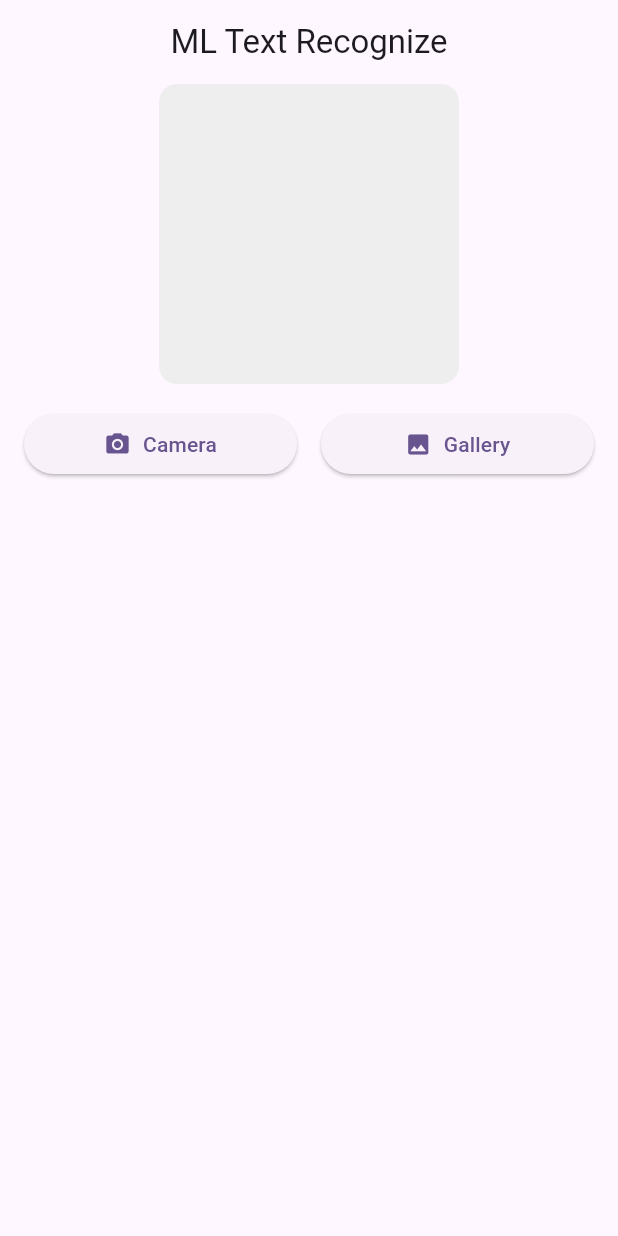
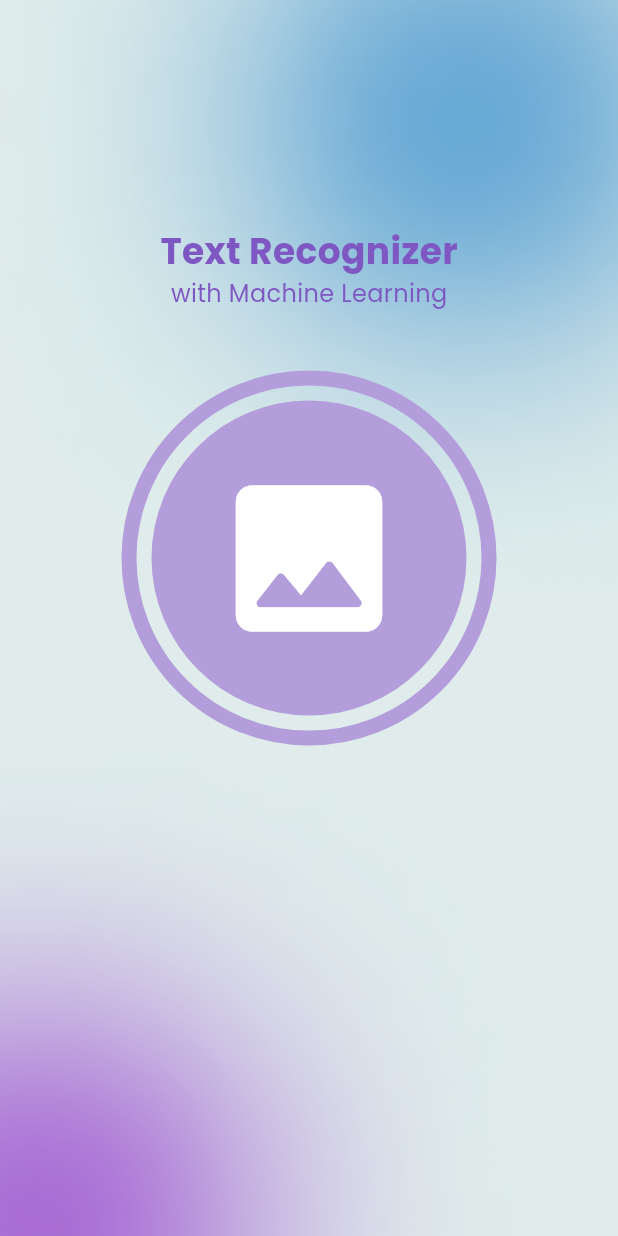
Before and after one commit to irfanrev/text-recognize-flutter, a Flutter app: the screen it shows after launch, on a phone screen of 412 x 824 dp. Run offline on Flutter 3.47's test engine with Material 2 defaults, Android fonts, the phone set to English and light mode, and no system bars; our stand-ins replace another_flutter_splash_screen, get, google_fonts, image_picker, pull_to_refresh_flutter3; missing offline and left inert: clipboard, google_ml_kit.

Commit message:
feat: update home UI

```diff
--- a/lib/home.dart
+++ b/lib/home.dart
@@ -2,9 +2,11 @@ import 'dart:io';
 
 import 'package:clipboard/clipboard.dart';
 import 'package:flutter/material.dart';
+import 'package:google_fonts/google_fonts.dart';
 import 'package:google_ml_kit/google_ml_kit.dart';
 import 'package:image_picker/image_picker.dart';
 import 'package:pull_to_refresh_flutter3/pull_to_refresh_flutter3.dart';
+import 'package:get/get.dart';
 
 class HomeScreen extends StatefulWidget {
   const HomeScreen({super.key});
@@ -78,68 +80,108 @@ class _HomeScreenState extends State<HomeScreen> {
   @override
   Widget build(BuildContext context) {
     return Scaffold(
-      appBar: AppBar(title: const Text('ML Text Recognize'), centerTitle: true),
-      body: SmartRefresher(
+      body: SizedBox.expand(
+        child: Stack(
+          children: [
+            SizedBox.expand(
+              child: Image.asset(
+                'assets/img/canvas.png',
+                fit: BoxFit.cover,
+              ),
+            ),
+            SmartRefresher(
               controller: _refreshController,
               enablePullDown: true,
               enablePullUp: false,
               onLoading: onLoading,
               onRefresh: onResresh,
               child: SingleChildScrollView(
-          scrollDirection: Axis.vertical,
                 child: Column(
+                  mainAxisAlignment: MainAxisAlignment.center,
                   children: [
+                    const SizedBox(
+                      height: 150,
+                    ),
+                    Text(
+                      "Text Recognizer",
+                      style: GoogleFonts.poppins(
+                        fontSize: 24,
+                        fontWeight: FontWeight.bold,
+                        color: Colors.deepPurple[400],
+                      ),
+                    ),
+                    Text(
+                      "with Machine Learning",
+                      style: GoogleFonts.poppins(
+                        fontSize: 16,
+                        fontWeight: FontWeight.normal,
+                        color: Colors.deepPurple[400],
+                      ),
+                    ),
+                    const SizedBox(
+                      height: 40,
+                    ),
                     if (textScanning) const CircularProgressIndicator(),
                     if (!textScanning && imageFile == null)
-                Container(
-                  width: 200,
-                  height: 200,
+                      InkWell(
+                        onTap: () {
+                          Get.defaultDialog(
+                            title: "Select Image",
+                            content: Column(
+                              children: [
+                                ListTile(
+                                  onTap: () {
+                                    getImage(ImageSource.camera);
+                                    Get.back();
+                                  },
+                                  leading: const Icon(Icons.camera_alt),
+                                  title: const Text("Camera"),
+                                ),
+                                ListTile(
+                                  onTap: () {
+                                    getImage(ImageSource.gallery);
+                                    Get.back();
+                                  },
+                                  leading: const Icon(Icons.image),
+                                  title: const Text("Gallery"),
+                                ),
+                              ],
+                            ),
+                          );
+                        },
+                        child: Container(
+                          width: 250,
+                          height: 250,
                           decoration: BoxDecoration(
-                    borderRadius: BorderRadius.circular(12),
-                    color: Colors.grey.shade200,
+                            borderRadius: BorderRadius.circular(250),
+                            border: Border.all(
+                              color: Colors.deepPurple[200]!,
+                              width: 10,
+                            ),
+                          ),
+                          child: Center(
+                            child: Container(
+                              width: 210,
+                              height: 210,
+                              decoration: BoxDecoration(
+                                borderRadius: BorderRadius.circular(210),
+                                color: Colors.deepPurple[200],
+                              ),
+                              child: Center(
+                                child: Icon(
+                                  Icons.image_rounded,
+                                  size: 130,
+                                  weight: 8,
+                                  color: Colors.white,
+                                ),
+                              ),
+                            ),
+                          ),
                         ),
                       ),
                     if (imageFile != null) Image.file(File(imageFile!.path)),
                     const SizedBox(
                       height: 16,
-              ),
-              Padding(
-                padding: const EdgeInsets.symmetric(horizontal: 16),
-                child: Row(
-                  children: [
-                    Expanded(
-                      child: ElevatedButton(
-                        onPressed: () {
-                          getImage(ImageSource.camera);
-                        },
-                        child: const Row(
-                          mainAxisAlignment: MainAxisAlignment.center,
-                          children: const [
-                            Icon(Icons.camera_alt),
-                            SizedBox(width: 8),
-                            Text('Camera'),
-                          ],
-                        ),
-                      ),
-                    ),
-                    SizedBox(width: 16),
-                    Expanded(
-                      child: ElevatedButton(
-                        onPressed: () {
-                          getImage(ImageSource.gallery);
-                        },
-                        child: const Row(
-                          mainAxisAlignment: MainAxisAlignment.center,
-                          children: const [
-                            Icon(Icons.image),
-                            SizedBox(width: 8),
-                            Text('Gallery'),
-                          ],
-                        ),
-                      ),
-                    ),
-                  ],
-                ),
                     ),
                     const SizedBox(
                       height: 16,
@@ -165,15 +207,19 @@ class _HomeScreenState extends State<HomeScreen> {
                               child: IconButton(
                                 onPressed: () {
                                   FlutterClipboard.copy(scannedText).then(
-                                (value) =>
-                                    ScaffoldMessenger.of(context).showSnackBar(
+                                    (value) => ScaffoldMessenger.of(context)
+                                        .showSnackBar(
                                       SnackBar(
                                         content: Text("Copied to clipboard"),
                                       ),
                                     ),
                                   );
                                 },
-                            icon: Icon(Icons.copy, color: Theme.of(context).colorScheme.primary,),),
+                                icon: Icon(
+                                  Icons.copy,
+                                  color: Theme.of(context).colorScheme.primary,
+                                ),
+                              ),
                             ),
                           ],
                         ),
@@ -185,6 +231,9 @@ class _HomeScreenState extends State<HomeScreen> {
                 ),
               ),
             ),
+          ],
+        ),
+      ),
     );
   }
 }
--- a/lib/main.dart
+++ b/lib/main.dart
@@ -1,5 +1,6 @@
 import 'package:another_flutter_splash_screen/another_flutter_splash_screen.dart';
 import 'package:flutter/material.dart';
+import 'package:get/get.dart';
 import 'package:text_recognize_flutter/home.dart';
 
 void main() {
@@ -12,24 +13,13 @@ class MyApp extends StatelessWidget {
   // This widget is the root of your application.
   @override
   Widget build(BuildContext context) {
-    return MaterialApp(
+    return GetMaterialApp(
       theme: ThemeData(
         colorScheme: ColorScheme.fromSeed(seedColor: Colors.deepPurple),
         useMaterial3: true,
       ),
       debugShowCheckedModeBanner: false,
-      home: const SplashScreen(),
-    );
-  }
-}
-
-class SplashScreen extends StatelessWidget {
-  const SplashScreen({super.key});
-
-  @override
-  Widget build(BuildContext context) {
-    return Scaffold(
-      body: FlutterSplashScreen.fadeIn(
+      home: FlutterSplashScreen.fadeIn(
           backgroundColor: Colors.white,
           onInit: () {
             debugPrint("On Init");
--- a/pubspec.yaml
+++ b/pubspec.yaml
@@ -42,6 +42,8 @@ dependencies:
   pull_to_refresh_flutter3: ^2.0.2
   clipboard: ^0.1.3
   another_flutter_splash_screen: ^1.2.0
+  get: ^4.6.6
+  google_fonts: ^6.1.0
 
 dev_dependencies:
   flutter_test:
```
Also changed, not shown: assets/img/canvas.png (added), pubspec.lock, 1 other file. Lines whose indentation alone changed are shown as unchanged.
